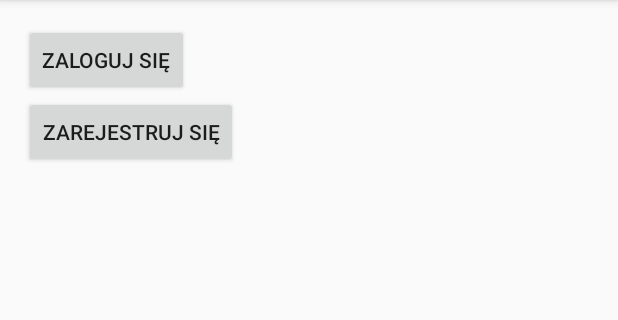
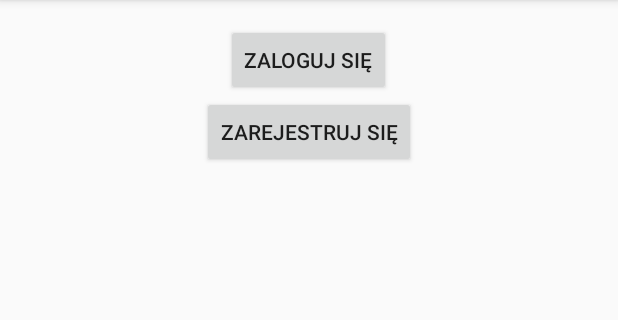
Before and after one commit to Xevaquor/blood-monitor, an Android app: the screen it shows after launch (MainActivity), on a phone screen of 412 x 824 dp, the part 84-404 px from its top. Run offline under Robolectric (Android 15) with nearby library versions, the phone set to English and light mode, and no system bars; our stand-ins replace Volley; network calls fail.

Commit message:
Reporting

```diff
--- a/client/app/build.gradle
+++ b/client/app/build.gradle
@@ -29,5 +29,6 @@ dependencies {
     compile 'com.android.support:appcompat-v7:25.0.1'
     compile 'com.android.volley:volley:1.0.0'
     compile 'com.android.support:design:25.0.1'
+    compile 'com.commit451:PhotoView:1.2.4'
     testCompile 'junit:junit:4.12'
 }
--- a/client/app/src/main/java/com/example/xevaq/parcie/AddActivity.java
+++ b/client/app/src/main/java/com/example/xevaq/parcie/AddActivity.java
@@ -120,6 +120,7 @@ public class AddActivity extends AppCompatActivity {
                     etTime.getText().toString()
             )){
                 Toast.makeText(this, "Niepoprawne dane", Toast.LENGTH_SHORT).show();
+               return;
             }
 
             body.put("pulse", etPulse.getText().toString());
--- a/client/app/src/main/java/com/example/xevaq/parcie/GlobalConfig.java
+++ b/client/app/src/main/java/com/example/xevaq/parcie/GlobalConfig.java
@@ -5,7 +5,7 @@ import android.content.SharedPreferences;
 public class GlobalConfig {
     private static GlobalConfig mInstance = null;
 
-    private String endpoint = "http://ec2-54-200-171-216.us-west-2.compute.amazonaws.com:8080";
+    private String endpoint = "http://ec2-54-200-120-210.us-west-2.compute.amazonaws.com:8080";
     private String login = "";
     private String password = "";
     private boolean loggedIn = false;
--- a/client/app/src/main/res/layout/activity_main.xml
+++ b/client/app/src/main/res/layout/activity_main.xml
@@ -12,64 +12,65 @@
 
     <Button
         android:text="Przeglądaj"
-        android:layout_width="wrap_content"
-        android:layout_height="wrap_content"
-        android:layout_alignParentTop="true"
-        android:layout_alignParentStart="true"
-        android:id="@+id/btnMainBrowse"
-        android:onClick="btnMainBrowseClick" />
+    android:layout_width="wrap_content"
+    android:layout_height="wrap_content"
+    android:id="@+id/btnMainBrowse"
+    android:onClick="btnMainBrowseClick"
+    android:layout_alignParentTop="true"
+    android:layout_centerHorizontal="true" />
 
     <Button
         android:text="Dodaj"
         android:layout_width="wrap_content"
         android:layout_height="wrap_content"
+        android:id="@+id/btnMainAdd"
+        android:onClick="btnMainAddClick"
         android:layout_below="@+id/btnMainBrowse"
-        android:layout_alignParentStart="true"
-        android:id="@+id/btnMainAdd"
-        android:onClick="btnMainAddClick" />
+        android:layout_centerHorizontal="true" />
 
     <Button
         android:text="Raport"
         android:layout_width="wrap_content"
         android:layout_height="wrap_content"
+        android:id="@+id/btnMainReport"
+        android:onClick="btnMainReportClick"
         android:layout_below="@+id/btnMainAdd"
-        android:layout_alignParentStart="true"
-        android:id="@+id/btnMainReport"
-        android:onClick="btnMainReportClick" />
+        android:layout_centerHorizontal="true"/>
 
     <Button
         android:text="Harmonogram"
         android:layout_width="wrap_content"
         android:layout_height="wrap_content"
+        android:id="@+id/btnMainSchedule"
+        android:onClick="btnMainScheduleClick"
         android:layout_below="@+id/btnMainReport"
-        android:layout_alignParentStart="true"
-        android:id="@+id/btnMainSchedule"
-        android:onClick="btnMainScheduleClick" />
+        android:layout_centerHorizontal="true" />
 
     <Button
         android:text="Zaloguj się"
         android:layout_width="wrap_content"
         android:layout_height="wrap_content"
+        android:id="@+id/btnMainLogin"
+        android:onClick="btnMainLoginClick"
         android:layout_below="@+id/btnMainSchedule"
-        android:layout_alignParentStart="true"
-        android:id="@+id/btnMainLogin"
-        android:onClick="btnMainLoginClick" />
+        android:layout_centerHorizontal="true" />
 
     <Button
         android:text="Zarejestruj się"
         android:layout_width="wrap_content"
         android:layout_height="wrap_content"
+        android:id="@+id/btnMainRegister"
+        android:onClick="btnMainRegisterClick"
         android:layout_below="@+id/btnMainLogin"
-        android:layout_alignParentStart="true"
-        android:id="@+id/btnMainRegister"
-        android:onClick="btnMainRegisterClick" />
+        android:layout_centerHorizontal="true" />
 
     <Button
         android:text="Wyloguj się"
         android:layout_width="wrap_content"
         android:layout_height="wrap_content"
-        android:layout_below="@+id/btnMainRegister"
-        android:layout_alignParentStart="true"
         android:id="@+id/btnMainLogout"
-        android:onClick="btnLogoutClick" />
+        android:onClick="btnLogoutClick"
+        android:layout_alignParentBottom="true"
+        android:layout_centerHorizontal="true" />
+
 </RelativeLayout>
--- a/client/app/src/main/res/layout/activity_report.xml
+++ b/client/app/src/main/res/layout/activity_report.xml
@@ -50,5 +50,7 @@
         android:id="@+id/imageView"
         android:layout_below="@+id/btnReportShow"
         android:layout_alignParentStart="true"
-        android:adjustViewBounds="true"/>
+        android:adjustViewBounds="true"
+        android:layout_alignParentBottom="true"
+        android:layout_alignParentEnd="true" />
 </RelativeLayout>
```
Also changed, not shown: client/app/src/main/java/com/example/xevaq/parcie/ReportActivity.java (+33 -2 lines).
